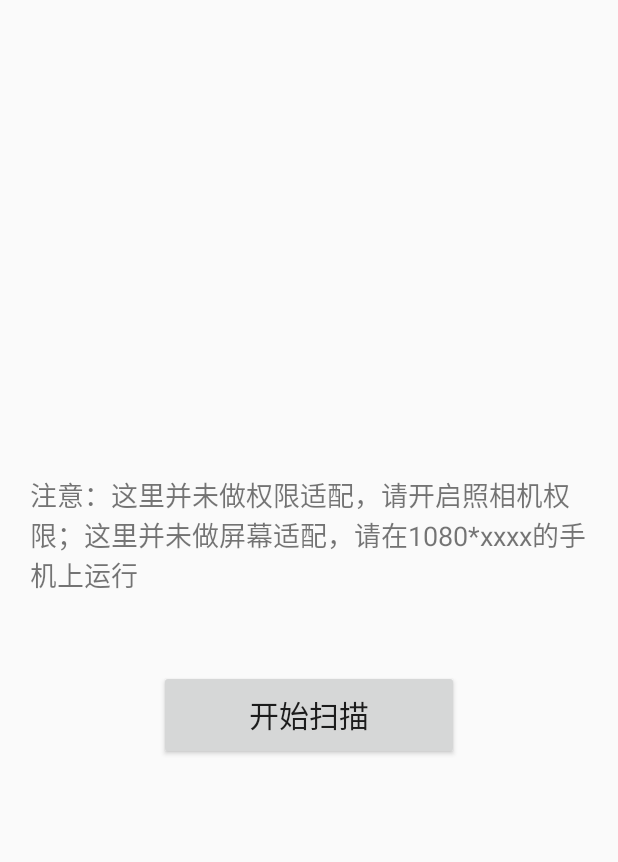
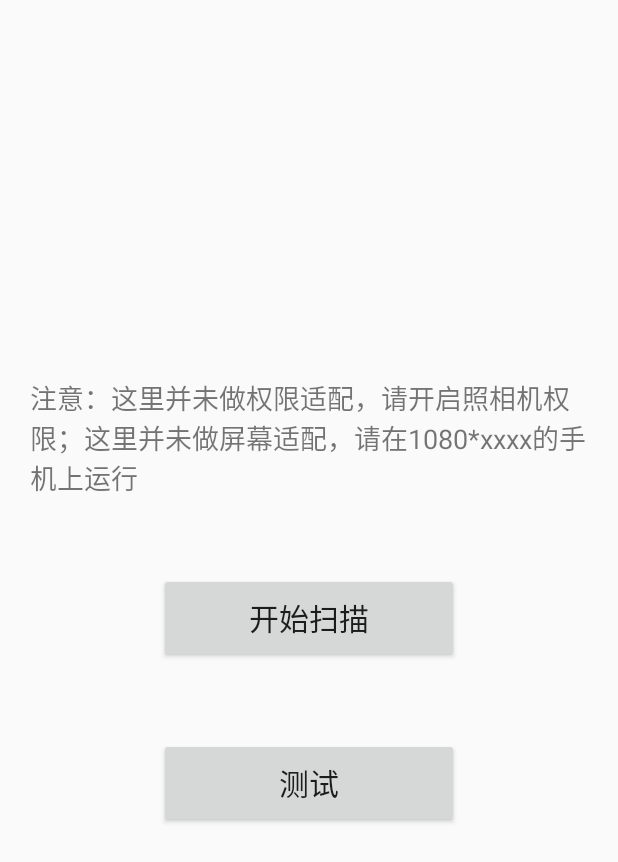
Before and after one commit to shouzhong/Scanner, an Android app: the screen it shows after launch (MainActivity), on a phone screen of 412 x 824 dp. Shown: the top 862 px of the screen. Run offline under Robolectric (Android 15) with nearby library versions, the phone set to English and light mode, and no system bars; libraries missing offline, so code that uses them is left out: org.tensorflow.lite.

Commit message:
2020-07-23

```diff
--- a/app/src/main/java/com/shouzhong/scanner/demo/MainActivity.java
+++ b/app/src/main/java/com/shouzhong/scanner/demo/MainActivity.java
@@ -43,7 +43,7 @@ public class MainActivity extends AppCompatActivity {
 //                String s = ScannerUtils.decodeText(path);
 //                BankCardInfoBean b = ScannerUtils.getBankCardInfo("6222600260001072444");
 //                String s = b == null ? null : b.toString();
-                String path = getExternalFilesDir("image").getAbsolutePath() + "/a.jpg";
+                String path = getExternalFilesDir("image").getAbsolutePath() + "/a.png";
                 final String s = ScannerUtils.decodeText(path);
                 runOnUiThread(new Runnable() {
                     @Override
--- a/app/src/main/res/layout/activity_main.xml
+++ b/app/src/main/res/layout/activity_main.xml
@@ -30,11 +30,11 @@
         android:textSize="20sp"
         android:text="测试"
         android:onClick="onClickBtn2"
-        android:visibility="gone"/>
+        android:visibility="visible"/>
 
     <TextView
         android:id="@+id/tv"
         android:layout_width="wrap_content"
         android:layout_height="wrap_content"
-        android:visibility="gone"/>
+        android:visibility="visible"/>
 </LinearLayout>
```
Also changed, not shown: 1 other file.
